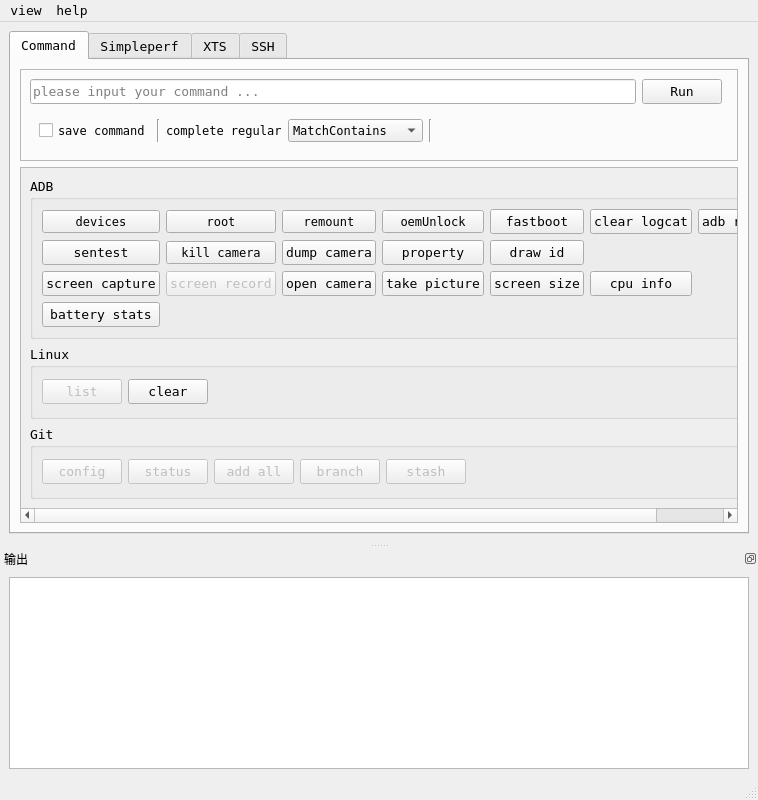
Old version of the form mainwindow.ui in the repository zuoVision/Qt.
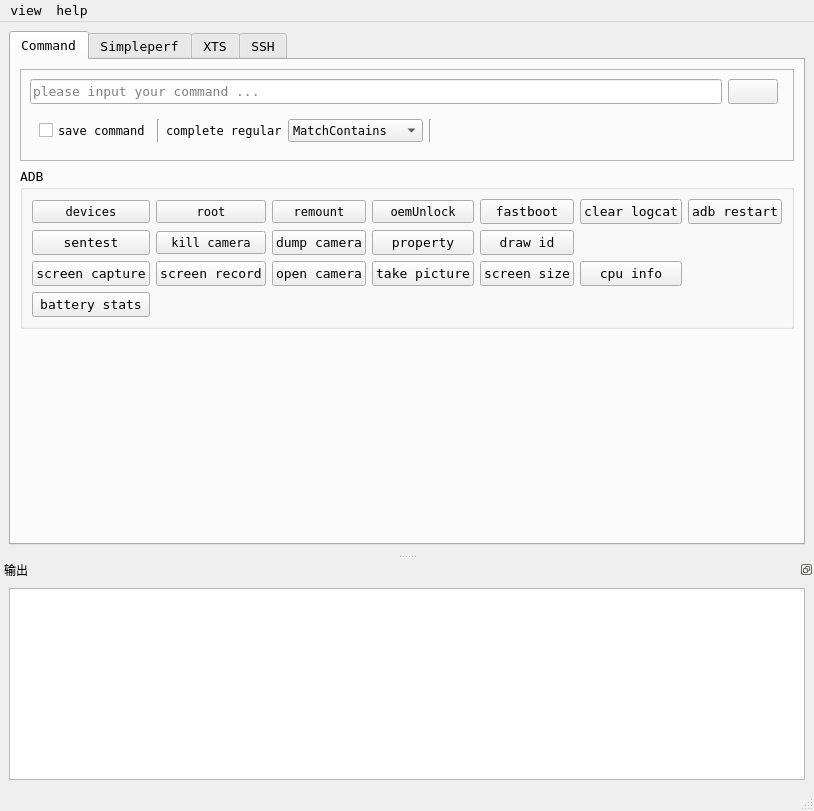
New version of the form. The open tabs and pages were chosen to show the change. Icons and pictures are not drawn.

Commit message: 新增icon

The edit to the form file:
```diff
--- a/mainwindow.ui
+++ b/mainwindow.ui
@@ -6,8 +6,8 @@
    <rect>
     <x>0</x>
     <y>0</y>
-    <width>758</width>
-    <height>800</height>
+    <width>768</width>
+    <height>811</height>
    </rect>
   </property>
   <property name="sizePolicy">
@@ -35,6 +35,12 @@
       <property name="enabled">
        <bool>true</bool>
       </property>
+      <property name="sizePolicy">
+       <sizepolicy hsizetype="Expanding" vsizetype="Expanding">
+        <horstretch>0</horstretch>
+        <verstretch>0</verstretch>
+       </sizepolicy>
+      </property>
       <property name="styleSheet">
        <string notr="true"/>
       </property>
@@ -47,6 +53,12 @@
       <property name="currentIndex">
        <number>3</number>
       </property>
+      <property name="iconSize">
+       <size>
+        <width>24</width>
+        <height>24</height>
+       </size>
+      </property>
       <property name="tabsClosable">
        <bool>false</bool>
       </property>
@@ -54,7 +66,7 @@
        <attribute name="title">
         <string>Command</string>
        </attribute>
-       <layout class="QGridLayout" name="gridLayout_12">
+       <layout class="QGridLayout" name="gridLayout">
         <item row="0" column="0">
          <widget class="QFrame" name="frame">
           <property name="sizePolicy">
@@ -85,8 +97,18 @@
            </item>
            <item row="0" column="1">
             <widget class="QPushButton" name="pushButton_run">
+             <property name="minimumSize">
+              <size>
+               <width>50</width>
+               <height>0</height>
+              </size>
+             </property>
              <property name="text">
-              <string>Run</string>
+              <string/>
+             </property>
+             <property name="icon">
+              <iconset resource="config_file.qrc">
+               <normaloff>:/icon/icon/start.ico</normaloff>:/icon/icon/start.ico</iconset>
              </property>
             </widget>
            </item>
@@ -178,139 +200,16 @@
          </widget>
         </item>
         <item row="1" column="0">
-         <widget class="QScrollArea" name="scrollArea">
-          <property name="widgetResizable">
-           <bool>true</bool>
-          </property>
-          <widget class="QWidget" name="scrollAreaWidgetContents">
-           <property name="geometry">
-            <rect>
-             <x>0</x>
-             <y>0</y>
-             <width>724</width>
-             <height>356</height>
-            </rect>
-           </property>
-           <layout class="QGridLayout" name="gridLayout">
-            <item row="2" column="0">
-             <widget class="QGroupBox" name="groupBox_linux">
-              <property name="title">
-               <string>Linux</string>
-              </property>
-              <layout class="QGridLayout" name="gridLayout_10">
-               <item row="0" column="0">
-                <widget class="QPushButton" name="pushButton_list_2">
-                 <property name="enabled">
-                  <bool>false</bool>
-                 </property>
-                 <property name="text">
-                  <string>list</string>
-                 </property>
-                </widget>
-               </item>
-               <item row="0" column="2">
-                <spacer name="horizontalSpacer_3">
-                 <property name="orientation">
-                  <enum>Qt::Horizontal</enum>
-                 </property>
-                 <property name="sizeHint" stdset="0">
-                  <size>
-                   <width>40</width>
-                   <height>20</height>
-                  </size>
-                 </property>
-                </spacer>
-               </item>
-               <item row="0" column="1">
-                <widget class="QPushButton" name="pushButton_clear">
-                 <property name="enabled">
-                  <bool>true</bool>
-                 </property>
-                 <property name="text">
-                  <string>clear</string>
-                 </property>
-                </widget>
-               </item>
-              </layout>
-             </widget>
-            </item>
-            <item row="3" column="0">
-             <widget class="QGroupBox" name="groupBox_git">
-              <property name="title">
-               <string>Git</string>
-              </property>
-              <layout class="QGridLayout" name="gridLayout_9">
-               <item row="0" column="0">
-                <widget class="QPushButton" name="pushButton_7">
-                 <property name="enabled">
-                  <bool>false</bool>
-                 </property>
-                 <property name="text">
-                  <string>config</string>
-                 </property>
-                </widget>
-               </item>
-               <item row="0" column="3">
-                <widget class="QPushButton" name="pushButton_6">
-                 <property name="enabled">
-                  <bool>false</bool>
-                 </property>
-                 <property name="text">
-                  <string>branch</string>
-                 </property>
-                </widget>
-               </item>
-               <item row="0" column="5">
-                <spacer name="horizontalSpacer_4">
-                 <property name="orientation">
-                  <enum>Qt::Horizontal</enum>
-                 </property>
-                 <property name="sizeHint" stdset="0">
-                  <size>
-                   <width>40</width>
-                   <height>20</height>
-                  </size>
-                 </property>
-                </spacer>
-               </item>
-               <item row="0" column="1">
-                <widget class="QPushButton" name="pushButton_8">
-                 <property name="enabled">
-                  <bool>false</bool>
-                 </property>
-                 <property name="text">
-                  <string>status</string>
-                 </property>
-                </widget>
-               </item>
-               <item row="0" column="2">
-                <widget class="QPushButton" name="pushButton_9">
-                 <property name="enabled">
-                  <bool>false</bool>
-                 </property>
-                 <property name="text">
-                  <string>add all</string>
-                 </property>
-                </widget>
-               </item>
-               <item row="0" column="4">
-                <widget class="QPushButton" name="pushButton_10">
-                 <property name="enabled">
-                  <bool>false</bool>
-                 </property>
-                 <property name="text">
-                  <string>stash</string>
-                 </property>
-                </widget>
-               </item>
-              </layout>
-             </widget>
-            </item>
-            <item row="1" column="0">
              <widget class="QGroupBox" name="groupBox_adb">
+          <property name="sizePolicy">
+           <sizepolicy hsizetype="Preferred" vsizetype="Fixed">
+            <horstretch>0</horstretch>
+            <verstretch>0</verstretch>
+           </sizepolicy>
+          </property>
               <property name="font">
                <font>
-                <family>DejaVu Sans Mono</family>
+            <family>Consolas</family>
                 <pointsize>10</pointsize>
                </font>
               </property>
@@ -341,7 +240,7 @@
                <item row="2" column="1">
                 <widget class="QPushButton" name="pushButton_screenrecord">
                  <property name="enabled">
-                  <bool>false</bool>
+              <bool>true</bool>
                  </property>
                  <property name="text">
                   <string>screen record</string>
@@ -549,9 +448,18 @@
               </layout>
              </widget>
             </item>
-           </layout>
-          </widget>
-         </widget>
+        <item row="2" column="0">
+         <spacer name="verticalSpacer_3">
+          <property name="orientation">
+           <enum>Qt::Vertical</enum>
+          </property>
+          <property name="sizeHint" stdset="0">
+           <size>
+            <width>20</width>
+            <height>40</height>
+           </size>
+          </property>
+         </spacer>
         </item>
        </layout>
       </widget>
@@ -2446,7 +2354,7 @@
     <rect>
      <x>0</x>
      <y>0</y>
-     <width>758</width>
+     <width>768</width>
      <height>19</height>
     </rect>
    </property>
@@ -2481,7 +2389,7 @@
   <widget class="QStatusBar" name="statusbar"/>
   <widget class="QDockWidget" name="dockWidget_output">
    <property name="sizePolicy">
-    <sizepolicy hsizetype="Preferred" vsizetype="Minimum">
+    <sizepolicy hsizetype="Preferred" vsizetype="Expanding">
      <horstretch>0</horstretch>
      <verstretch>0</verstretch>
     </sizepolicy>
```
Left out of the diff: 427 changed lines with no effect on the pictures. Lines whose indentation alone changed are shown as unchanged. The commit also changes 22 other files.
